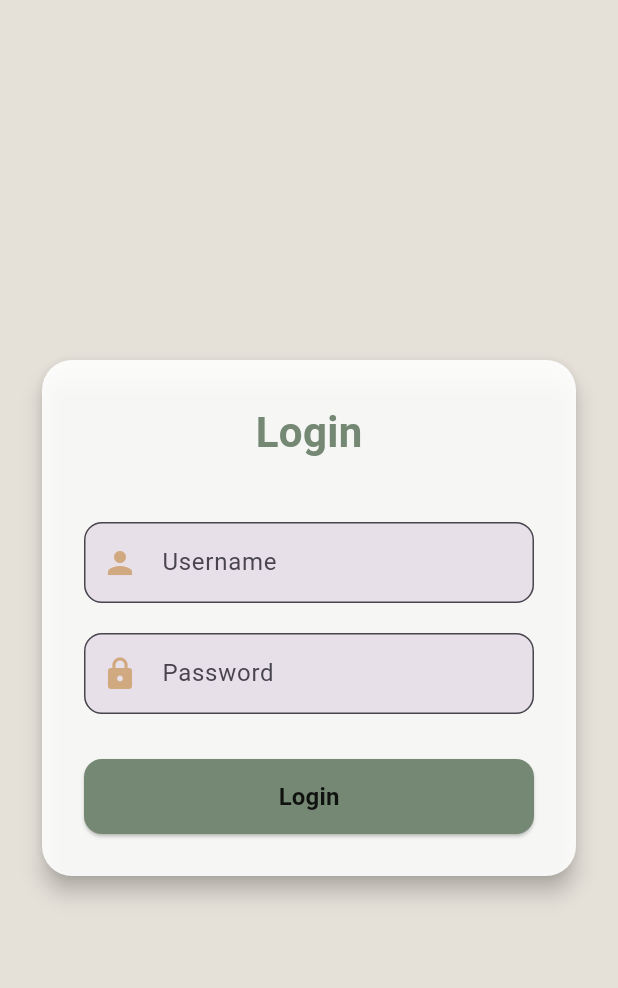
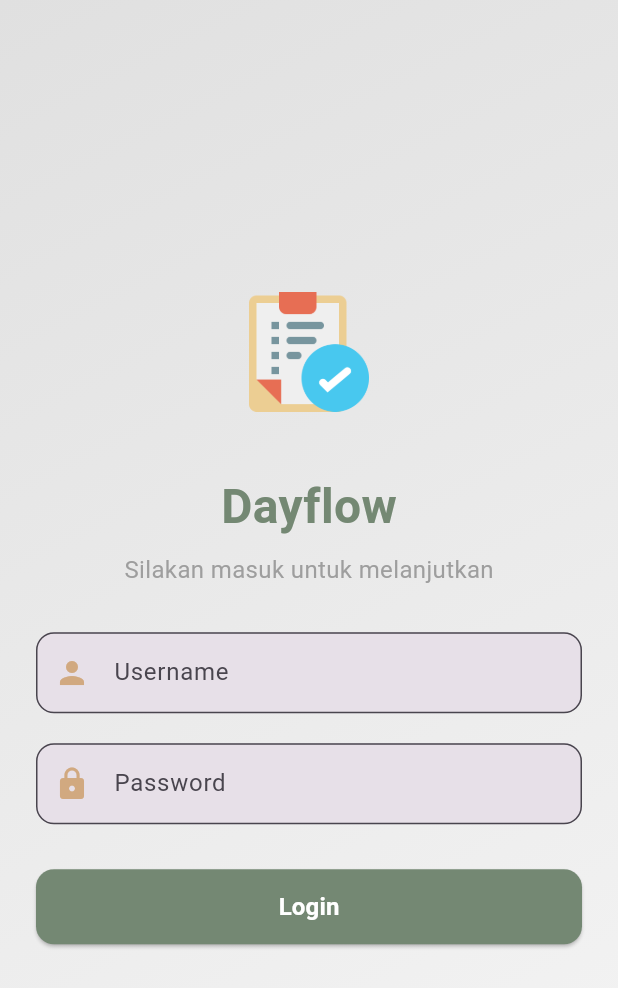
Before and after one commit to BanyuBening1/to_do_list_app, a Flutter app: the screen it shows after launch, on a phone screen of 412 x 824 dp. Shown: the top 988 px of the screen. Run offline on Flutter 3.47's test engine with Material 3 defaults, Android fonts, the phone set to English and light mode, and no system bars; our stand-ins replace get.

Commit message:
Fix [NYUB] fix login-page

```diff
--- a/lib/pages/login_page.dart
+++ b/lib/pages/login_page.dart
@@ -13,36 +13,47 @@ class LoginPage extends StatelessWidget {
   @override
   Widget build(BuildContext context) {
     return Scaffold(
-      backgroundColor: AppColors.background,
       body: Container(
-        width: double.infinity,
-        height: double.infinity,
         decoration: const BoxDecoration(
+          gradient: LinearGradient(
+            begin: Alignment.topLeft,
+            end: Alignment.bottomRight,
+            colors: [Color(0xFFE0E0E0), Color(0xFFF5F5F5)],
+          ),
         ),
         child: SafeArea(
           child: Center(
             child: SingleChildScrollView(
               padding: const EdgeInsets.all(24.0),
-              child: Card(
-                elevation: 6,
-                shape: RoundedRectangleBorder(
-                    borderRadius: BorderRadius.circular(20)),
-                color: Colors.white.withOpacity(0.9),
-                child: Padding(
-                  padding: const EdgeInsets.all(28.0),
               child: Column(
                 mainAxisSize: MainAxisSize.min,
                 children: [
+                  // Logo langsung tanpa background putih
+                  SizedBox(
+                    width: 80,
+                    height: 80,
+                    child: Image.asset(
+                      'assets/images/completed-task.png',
+                      fit: BoxFit.contain,
+                    ),
+                  ),
+                  const SizedBox(height: 40),
+
                   const Text(
-                        "Login",
+                    "Dayflow",
                     style: TextStyle(
-                          fontSize: 28,
+                      fontSize: 32,
                       fontWeight: FontWeight.bold,
                       color: AppColors.primary,
                     ),
                   ),
-                      const SizedBox(height: 40),
+                  const SizedBox(height: 8),
 
+                  const Text(
+                    "Silakan masuk untuk melanjutkan",
+                    style: TextStyle(fontSize: 16, color: Colors.grey),
+                  ),
+                  const SizedBox(height: 30),
 
                   CustomTextField(
                     hintText: "Username",
@@ -51,7 +62,6 @@ class LoginPage extends StatelessWidget {
                         authController.inputUsername.value = value,
                   ),
                   const SizedBox(height: 20),
-
 
                   CustomTextField(
                     hintText: "Password",
@@ -62,15 +72,12 @@ class LoginPage extends StatelessWidget {
                   ),
                   const SizedBox(height: 30),
 
-
                   CustomButton(
                     text: "Login",
                     onPressed: () => authController.login(),
-                        textColor: AppColors.textDark,
+                    textColor: Colors.white,
                   ),
                 ],
-                  ),
-                ),
               ),
             ),
           ),
--- a/pubspec.yaml
+++ b/pubspec.yaml
@@ -2,7 +2,7 @@ name: to_do_list_app
 description: "A new Flutter project."
 # The following line prevents the package from being accidentally published to
 # pub.dev using `flutter pub publish`. This is preferred for private packages.
-publish_to: 'none' # Remove this line if you wish to publish to pub.dev
+publish_to: "none" # Remove this line if you wish to publish to pub.dev
 
 # The following defines the version and build number for your application.
 # A version number is three numbers separated by dots, like 1.2.43
@@ -53,7 +53,6 @@ dev_dependencies:
 
 # The following section is specific to Flutter packages.
 flutter:
-
   # The following line ensures that the Material Icons font is
   # included with your application, so that you can use the icons in
   # the material Icons class.
@@ -62,7 +61,7 @@ flutter:
   # To add assets to your application, add an assets section, like this:
   assets:
     - assets/images/unyub.HEIC
-
+    - assets/images/completed-task.png
 
   # An image asset can refer to one or more resolution-specific "variants", see
   # https://flutter.dev/to/resolution-aware-images
```
Also changed, not shown: assets/images/completed-task.png (added). Lines whose indentation alone changed are shown as unchanged.
